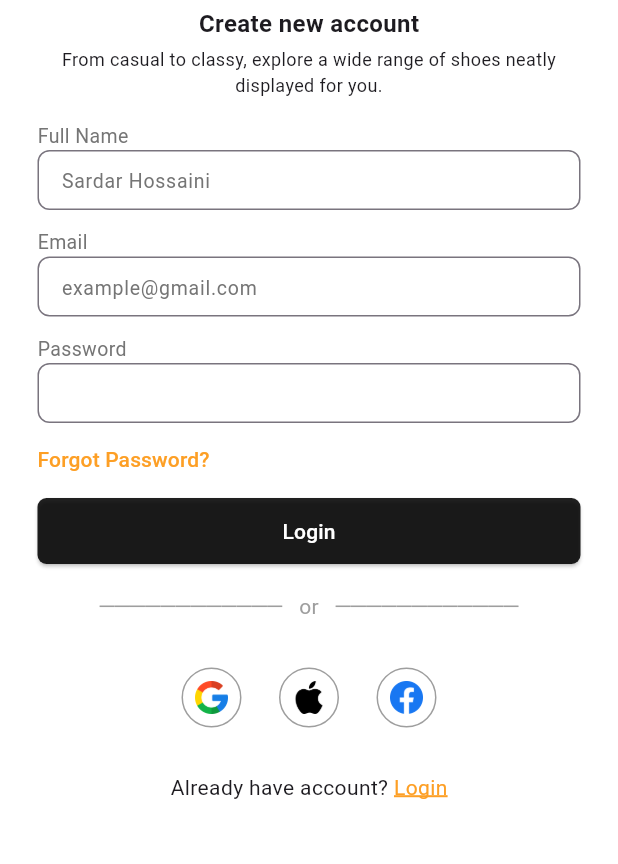
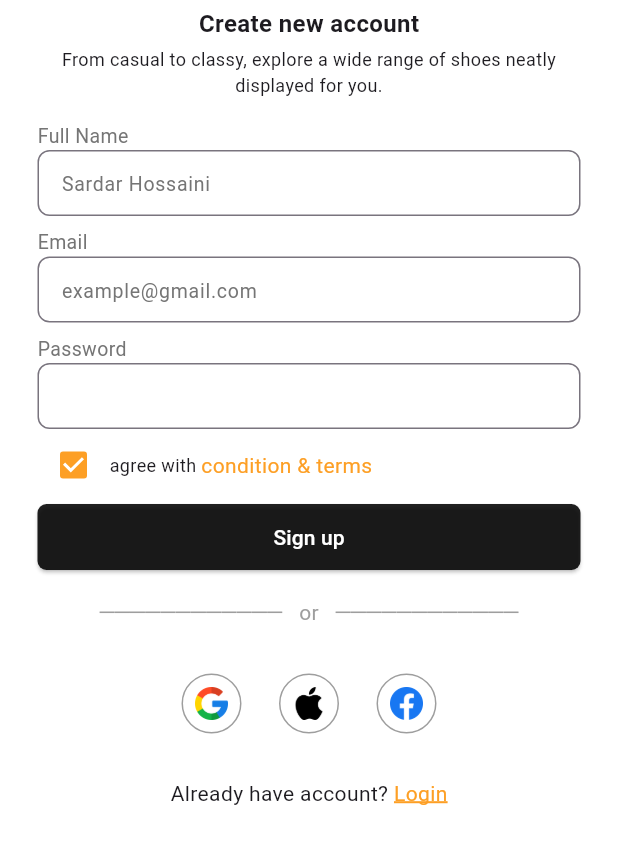
Before and after one commit to SardarHossaini/Sneaker-Shop, a Flutter app: the SignUp screen opened directly, on a phone screen of 412 x 824 dp, the part 141-1005 px from its top. Run offline on Flutter 3.47's test engine with Material 3 defaults, Android fonts, the phone set to English and light mode, and no system bars; our stand-ins replace google_nav_bar; missing offline and left inert: flutter_carousel_slider; Roboto replaces fonts that are missing (Poppins).

Commit message:
design the login and sign up pages

```diff
--- a/lib/components/customTextFeild.dart
+++ b/lib/components/customTextFeild.dart
@@ -20,7 +20,7 @@ class Customtextfeild extends StatefulWidget {
 }
 
 class _CustomtextfeildState extends State<Customtextfeild> {
-  Icon openEye = const Icon(Icons.remove_red_eye);
+  Icon? openEye;
   @override
   Widget build(BuildContext context) {
     return Column(
@@ -31,7 +31,7 @@ class _CustomtextfeildState extends State<Customtextfeild> {
           style: TextStyle(color: secondaryColor, fontSize: 13),
         ),
         Container(
-          height: 40,
+          height: 44,
           child: TextField(
             obscureText: widget.obScureText,
             decoration: InputDecoration(
@@ -56,7 +56,10 @@ class _CustomtextfeildState extends State<Customtextfeild> {
                           setState(() {
                             widget.obScureText = !widget.obScureText;
                             if (widget.obScureText) {
-                              openEye = const Icon(Icons.remove_red_eye);
+                              openEye = const Icon(
+                                Icons.remove_red_eye,
+                                size: 20,
+                              );
                             } else {
                               openEye = const Icon(
                                 Icons.close,
--- a/lib/pages/login.dart
+++ b/lib/pages/login.dart
@@ -175,6 +175,9 @@ class Login extends StatelessWidget {
                   ),
                 ],
               ),
+              const SizedBox(
+                height: 30,
+              )
             ],
           ),
         ),
--- a/lib/pages/signUp.dart
+++ b/lib/pages/signUp.dart
@@ -54,30 +54,40 @@ class SignUp extends StatelessWidget {
                 hintText: "Sardar Hossaini",
               ),
               const SizedBox(
-                height: 12,
+                height: 8,
               ),
               Customtextfeild(
                 title: "Email",
                 hintText: "example@gmail.com",
               ),
               const SizedBox(
-                height: 12,
+                height: 8,
               ),
               Customtextfeild(
                 title: "Password",
                 icon: true,
                 obScureText: true,
               ),
-              Align(
-                alignment: Alignment.centerLeft,
-                child: TextButton(
-                    style:
-                        TextButton.styleFrom(padding: const EdgeInsets.all(0)),
-                    onPressed: () {},
+              Row(
+                mainAxisAlignment: MainAxisAlignment.start,
+                children: [
+                  Checkbox(
+                    value: true,
+                    onChanged: (value) {},
+                    activeColor: thirdColor,
+                  ),
+                  const Text(
+                    "agree with ",
+                    style: TextStyle(fontSize: 12),
+                  ),
+                  GestureDetector(
+                    onTap: () {},
                     child: Text(
-                      "Forgot Password?",
+                      "condition & terms",
                       style: TextStyle(color: thirdColor),
-                    )),
+                    ),
+                  )
+                ],
               ),
               SizedBox(
                   width: double.infinity,
@@ -94,7 +104,7 @@ class SignUp extends StatelessWidget {
                         padding: const EdgeInsets.symmetric(vertical: 12),
                         shape: RoundedRectangleBorder(
                             borderRadius: BorderRadius.circular(6))),
-                    child: const Text("Login"),
+                    child: const Text("Sign up"),
                   )),
               const SizedBox(
                 height: 16,
@@ -176,6 +186,9 @@ class SignUp extends StatelessWidget {
                   ),
                 ],
               ),
+              const SizedBox(
+                height: 30,
+              )
             ],
           ),
         ),
```
